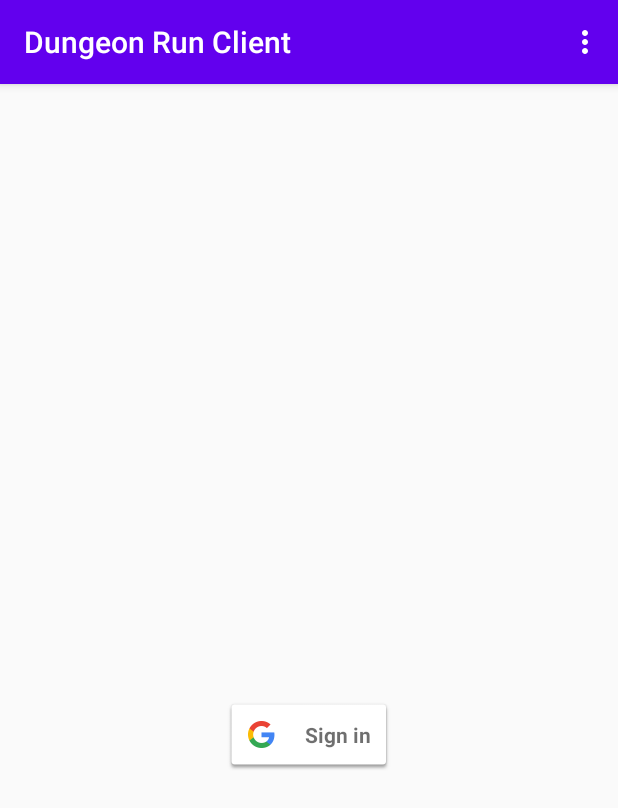
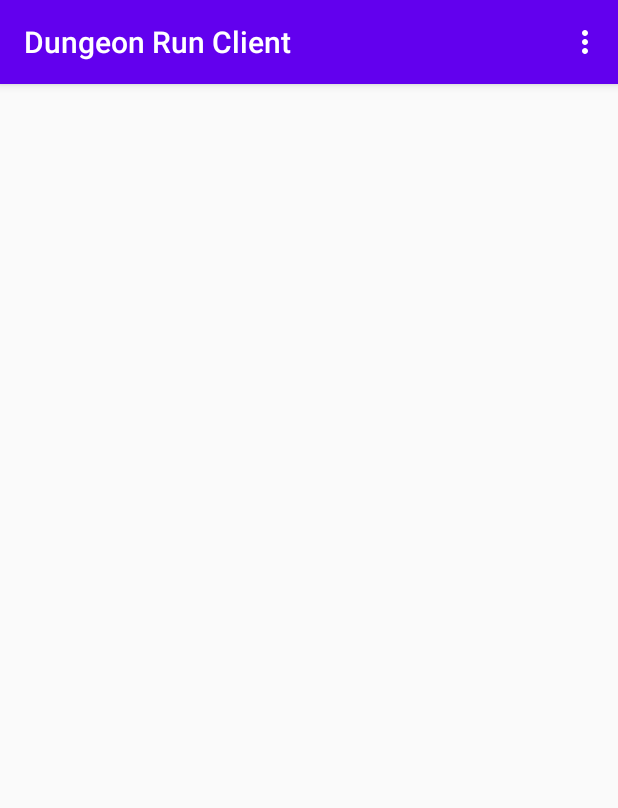
Before and after one commit to dungeon-run/dungeon-run-client, an Android app: the MainActivity screen opened directly, with no data from a screen before it, on a phone screen of 412 x 824 dp. Shown: the top 808 px of the screen. Run offline under Robolectric (Android 15) with nearby library versions, the phone set to English and light mode, and no system bars; our stand-ins replace RxJava.

Commit message:
Removed false sign in button.

```diff
--- a/app/src/main/res/layout/activity_main.xml
+++ b/app/src/main/res/layout/activity_main.xml
@@ -21,6 +21,4 @@
 
   </com.google.android.material.appbar.AppBarLayout>
 
-  <include layout="@layout/activity_login"/>
-
 </androidx.coordinatorlayout.widget.CoordinatorLayout>
```
